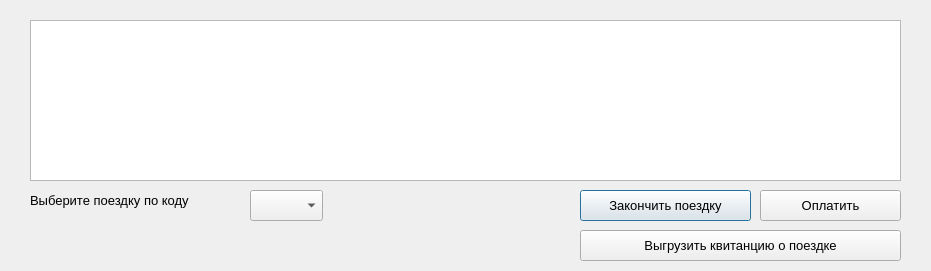
Before: the Qt Designer form TripWindow.ui in EgLeVor/Course, drawn with Qt 5.
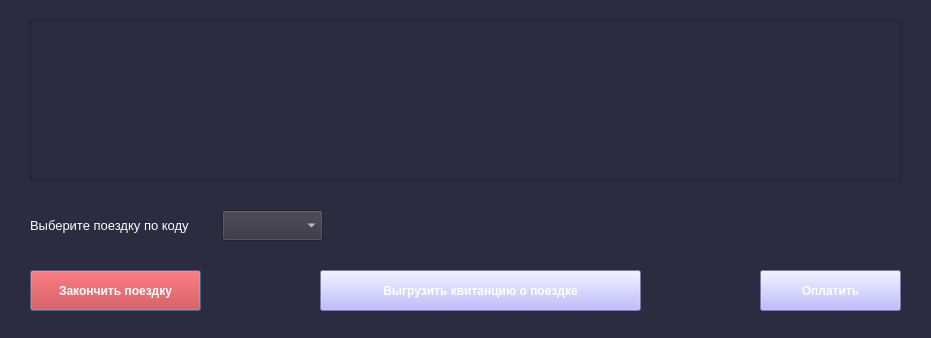
After: the same form once the commit is applied.

```diff
--- a/TripWindow.ui
+++ b/TripWindow.ui
@@ -7,12 +7,51 @@
     <x>0</x>
     <y>0</y>
     <width>931</width>
-    <height>271</height>
+    <height>338</height>
    </rect>
   </property>
   <property name="windowTitle">
    <string>Информация о поездке</string>
   </property>
+  <property name="styleSheet">
+   <string notr="true">QWidget{
+	background-color: rgb(44, 44, 64);
+}
+QPushButton{
+	font: 75 9pt &quot;MS Shell Dlg 2&quot;;
+	background-color: rgb(170, 170, 255);
+	color: rgb(255, 255, 255);
+	font-weight: bold
+}
+QPushButton#end_btn{
+	background-color: rgb(211, 47, 47);
+	font: 75 9pt &quot;MS Shell Dlg 2&quot;;
+	font-weight: bold
+
+}
+QLabel{
+	
+	color: rgb(255, 255, 255);
+}
+QLineEdit{
+	border: 1px solid rgb(255, 255, 255);
+	border-top-color: rgba(255, 255, 255, 0);
+	border-right-color: rgba(255, 255, 255, 0);
+	border-left-color: rgba(255, 255, 255, 0);
+	background-color: rgb(50, 50, 64);
+	color: rgb(255, 255, 255);
+}
+QLabel#inf_lbl{
+	font-weight: bold
+}
+QComboBox{
+	background-color: rgb(50, 50, 64);
+	color: rgb(255, 255, 255);
+}
+QTableWidget{
+	color:rgb(255, 255, 255);
+}</string>
+  </property>
   <widget class="QTableWidget" name="tableWidget">
    <property name="geometry">
     <rect>
@@ -26,9 +65,9 @@
   <widget class="QComboBox" name="comboBox">
    <property name="geometry">
     <rect>
-     <x>250</x>
-     <y>190</y>
-     <width>73</width>
+     <x>222</x>
+     <y>210</y>
+     <width>101</width>
      <height>31</height>
     </rect>
    </property>
@@ -37,9 +76,9 @@
    <property name="geometry">
     <rect>
      <x>30</x>
-     <y>190</y>
-     <width>211</width>
-     <height>21</height>
+     <y>210</y>
+     <width>191</width>
+     <height>31</height>
     </rect>
    </property>
    <property name="font">
@@ -54,15 +93,19 @@
   <widget class="QPushButton" name="end_btn">
    <property name="geometry">
     <rect>
-     <x>580</x>
-     <y>190</y>
+     <x>30</x>
+     <y>270</y>
      <width>171</width>
-     <height>31</height>
+     <height>41</height>
     </rect>
    </property>
    <property name="font">
     <font>
-     <pointsize>10</pointsize>
+     <family>MS Shell Dlg 2</family>
+     <pointsize>9</pointsize>
+     <weight>75</weight>
+     <italic>false</italic>
+     <bold>true</bold>
     </font>
    </property>
    <property name="text">
@@ -73,14 +116,18 @@
    <property name="geometry">
     <rect>
      <x>760</x>
-     <y>190</y>
+     <y>270</y>
      <width>141</width>
-     <height>31</height>
+     <height>41</height>
     </rect>
    </property>
    <property name="font">
     <font>
-     <pointsize>10</pointsize>
+     <family>MS Shell Dlg 2</family>
+     <pointsize>9</pointsize>
+     <weight>75</weight>
+     <italic>false</italic>
+     <bold>true</bold>
     </font>
    </property>
    <property name="text">
@@ -90,15 +137,19 @@
   <widget class="QPushButton" name="load_btn">
    <property name="geometry">
     <rect>
-     <x>580</x>
-     <y>230</y>
+     <x>320</x>
+     <y>270</y>
      <width>321</width>
-     <height>31</height>
+     <height>41</height>
     </rect>
    </property>
    <property name="font">
     <font>
-     <pointsize>10</pointsize>
+     <family>MS Shell Dlg 2</family>
+     <pointsize>9</pointsize>
+     <weight>75</weight>
+     <italic>false</italic>
+     <bold>true</bold>
     </font>
    </property>
    <property name="text">
```
